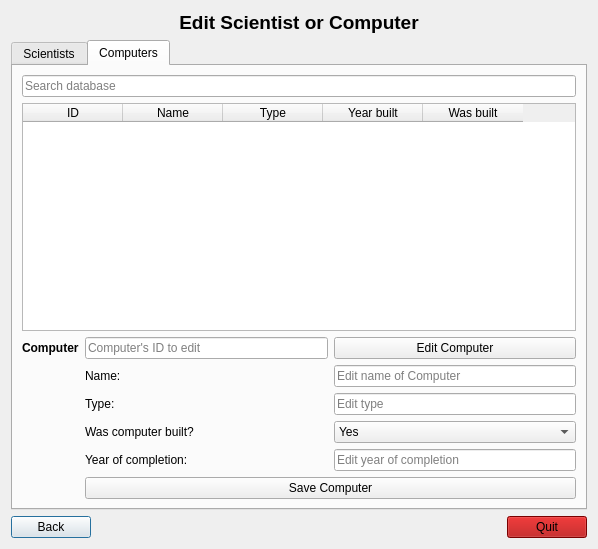
First picture: the form in Skil3/EditWindow.ui, repository Chiquita40-VLN-H2016/chiquita40, before the edit.
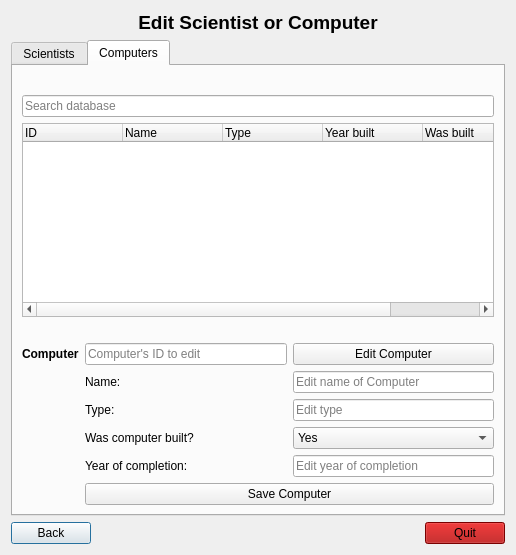
Second picture: the form after the edit. The open tabs and pages were chosen to show the change. Icons and pictures are not drawn.

Commit message: Connect og Edit tilbúnir

Diff of the .ui file:
```diff
--- a/Skil3/EditWindow.ui
+++ b/Skil3/EditWindow.ui
@@ -6,8 +6,8 @@
    <rect>
     <x>0</x>
     <y>0</y>
-    <width>598</width>
-    <height>549</height>
+    <width>516</width>
+    <height>555</height>
    </rect>
   </property>
   <property name="windowTitle">
@@ -18,13 +18,39 @@
     <normaloff>:/icons/Images/computerIcon.png</normaloff>:/icons/Images/computerIcon.png</iconset>
   </property>
   <layout class="QGridLayout" name="gridLayout">
-   <item row="2" column="0">
+   <item row="3" column="0">
     <widget class="QPushButton" name="button_editBack">
      <property name="text">
       <string>Back</string>
      </property>
     </widget>
    </item>
+   <item row="3" column="1">
+    <spacer name="horizontalSpacer">
+     <property name="orientation">
+      <enum>Qt::Horizontal</enum>
+     </property>
+     <property name="sizeHint" stdset="0">
+      <size>
+       <width>40</width>
+       <height>20</height>
+      </size>
+     </property>
+    </spacer>
+   </item>
+   <item row="3" column="2">
+    <widget class="QPushButton" name="button_editQuit">
+     <property name="styleSheet">
+      <string notr="true">background-color: rgb(170, 0, 0);
+selection-color: rgb(170, 0, 0);
+color: rgb(170, 0, 0);
+color: rgb(0, 0, 0);</string>
+     </property>
+     <property name="text">
+      <string>Quit</string>
+     </property>
+    </widget>
+   </item>
    <item row="0" column="0" colspan="3">
     <widget class="QLabel" name="label">
      <property name="text">
@@ -32,7 +58,7 @@
      </property>
     </widget>
    </item>
-   <item row="1" column="0" colspan="3">
+   <item row="2" column="0" colspan="3">
     <widget class="QTabWidget" name="tabWidget">
      <property name="currentIndex">
       <number>0</number>
@@ -78,13 +104,6 @@
          </column>
         </widget>
        </item>
-       <item row="2" column="2" colspan="2">
-        <widget class="QLabel" name="label_editComputerErrorMessage">
-         <property name="text">
-          <string/>
-         </property>
-        </widget>
-       </item>
        <item row="3" column="0">
         <widget class="QLabel" name="label_editScientist">
          <property name="text">
@@ -230,145 +249,183 @@
         </widget>
        </item>
       </layout>
+      <widget class="QLabel" name="label_editScientistErrorMessage">
+       <property name="geometry">
+        <rect>
+         <x>203</x>
+         <y>194</y>
+         <width>16</width>
+         <height>16</height>
+        </rect>
+       </property>
+       <property name="text">
+        <string/>
+       </property>
+      </widget>
      </widget>
      <widget class="QWidget" name="tab_computers">
       <attribute name="title">
        <string>Computers</string>
       </attribute>
       <layout class="QGridLayout" name="gridLayout_3">
-       <item row="0" column="0" colspan="3">
+       <item row="6" column="1">
+        <widget class="QLabel" name="label_editNameComputer">
+         <property name="text">
+          <string>Name:</string>
+         </property>
+        </widget>
+       </item>
+       <item row="5" column="2">
+        <widget class="QPushButton" name="button_editComputer">
+         <property name="text">
+          <string>Edit Computer</string>
+         </property>
+        </widget>
+       </item>
+       <item row="6" column="2">
+        <widget class="QLineEdit" name="input_editNameComputer">
+         <property name="autoFillBackground">
+          <bool>false</bool>
+         </property>
+         <property name="text">
+          <string/>
+         </property>
+         <property name="placeholderText">
+          <string>Edit name of Computer</string>
+         </property>
+        </widget>
+       </item>
+       <item row="1" column="0" colspan="3">
         <widget class="QLineEdit" name="input_editPageComputersSearch">
          <property name="placeholderText">
           <string>Search database</string>
          </property>
         </widget>
        </item>
-       <item row="1" column="0" colspan="3">
+       <item row="5" column="0">
+        <widget class="QLabel" name="label_editComputer">
+         <property name="text">
+          <string>&lt;html&gt;&lt;head/&gt;&lt;body&gt;&lt;p&gt;&lt;span style=&quot; font-weight:600;&quot;&gt;Computer&lt;/span&gt;&lt;/p&gt;&lt;/body&gt;&lt;/html&gt;</string>
+         </property>
+        </widget>
+       </item>
+       <item row="2" column="0" colspan="3">
         <widget class="QTableWidget" name="table_editPageComputersSearchResult">
+         <property name="sizePolicy">
+          <sizepolicy hsizetype="Expanding" vsizetype="Expanding">
+           <horstretch>0</horstretch>
+           <verstretch>0</verstretch>
+          </sizepolicy>
+         </property>
+         <property name="sizeAdjustPolicy">
+          <enum>QAbstractScrollArea::AdjustIgnored</enum>
+         </property>
+         <property name="selectionMode">
+          <enum>QAbstractItemView::SingleSelection</enum>
+         </property>
+         <property name="selectionBehavior">
+          <enum>QAbstractItemView::SelectRows</enum>
+         </property>
+         <property name="showGrid">
+          <bool>false</bool>
+         </property>
+         <property name="sortingEnabled">
+          <bool>true</bool>
+         </property>
+         <attribute name="horizontalHeaderCascadingSectionResizes">
+          <bool>true</bool>
+         </attribute>
+         <attribute name="horizontalHeaderMinimumSectionSize">
+          <number>20</number>
+         </attribute>
+         <attribute name="horizontalHeaderStretchLastSection">
+          <bool>true</bool>
+         </attribute>
+         <attribute name="verticalHeaderVisible">
+          <bool>false</bool>
+         </attribute>
+         <attribute name="verticalHeaderCascadingSectionResizes">
+          <bool>false</bool>
+         </attribute>
+         <attribute name="verticalHeaderDefaultSectionSize">
+          <number>30</number>
+         </attribute>
+         <attribute name="verticalHeaderShowSortIndicator" stdset="0">
+          <bool>false</bool>
+         </attribute>
+         <attribute name="verticalHeaderStretchLastSection">
+          <bool>false</bool>
+         </attribute>
          <column>
           <property name="text">
            <string>ID</string>
           </property>
+          <property name="font">
+           <font>
+            <stylestrategy>PreferAntialias</stylestrategy>
+           </font>
+          </property>
+          <property name="textAlignment">
+           <set>AlignJustify|AlignVCenter</set>
+          </property>
          </column>
          <column>
           <property name="text">
            <string>Name</string>
           </property>
+          <property name="textAlignment">
+           <set>AlignJustify|AlignVCenter</set>
+          </property>
          </column>
          <column>
           <property name="text">
            <string>Type</string>
           </property>
+          <property name="textAlignment">
+           <set>AlignJustify|AlignVCenter</set>
+          </property>
          </column>
          <column>
           <property name="text">
            <string>Year built</string>
           </property>
+          <property name="textAlignment">
+           <set>AlignJustify|AlignVCenter</set>
+          </property>
          </column>
          <column>
           <property name="text">
            <string>Was built</string>
           </property>
+          <property name="textAlignment">
+           <set>AlignJustify|AlignVCenter</set>
+          </property>
          </column>
         </widget>
        </item>
-       <item row="2" column="0">
-        <widget class="QLabel" name="label_editComputer">
-         <property name="text">
-          <string>&lt;html&gt;&lt;head/&gt;&lt;body&gt;&lt;p&gt;&lt;span style=&quot; font-weight:600;&quot;&gt;Computer&lt;/span&gt;&lt;/p&gt;&lt;/body&gt;&lt;/html&gt;</string>
-         </property>
-        </widget>
-       </item>
-       <item row="2" column="1">
-        <widget class="QLineEdit" name="input_editIdComputer">
-         <property name="autoFillBackground">
-          <bool>false</bool>
-         </property>
-         <property name="text">
-          <string/>
-         </property>
-         <property name="placeholderText">
-          <string>Computer's ID to edit</string>
-         </property>
-        </widget>
-       </item>
-       <item row="2" column="2">
-        <widget class="QPushButton" name="button_editComputer">
-         <property name="text">
-          <string>Edit Computer</string>
-         </property>
-        </widget>
-       </item>
-       <item row="3" column="1">
-        <widget class="QLabel" name="label_editNameComputer">
-         <property name="text">
-          <string>Name:</string>
-         </property>
-        </widget>
-       </item>
-       <item row="3" column="2">
-        <widget class="QLineEdit" name="input_editNameComputer">
-         <property name="autoFillBackground">
-          <bool>false</bool>
-         </property>
-         <property name="text">
-          <string/>
-         </property>
-         <property name="placeholderText">
-          <string>Edit name of Computer</string>
-         </property>
-        </widget>
-       </item>
-       <item row="4" column="1">
-        <widget class="QLabel" name="label_editTypeComputer">
-         <property name="text">
-          <string>Type:</string>
-         </property>
-        </widget>
-       </item>
-       <item row="4" column="2">
-        <widget class="QLineEdit" name="input_editType">
-         <property name="autoFillBackground">
-          <bool>false</bool>
-         </property>
-         <property name="text">
-          <string/>
-         </property>
-         <property name="placeholderText">
-          <string>Edit type</string>
-         </property>
-        </widget>
-       </item>
-       <item row="5" column="1">
-        <widget class="QLabel" name="label_computerBuilt">
-         <property name="text">
-          <string>&lt;html&gt;&lt;head/&gt;&lt;body&gt;&lt;p&gt;Was computer built?&lt;/p&gt;&lt;/body&gt;&lt;/html&gt;</string>
-         </property>
-        </widget>
-       </item>
-       <item row="5" column="2">
-        <widget class="QComboBox" name="comboBox_editComputerBuilt">
-         <item>
-          <property name="text">
-           <string>Yes</string>
-          </property>
-         </item>
-         <item>
-          <property name="text">
-           <string>No</string>
-          </property>
-         </item>
-        </widget>
-       </item>
-       <item row="6" column="1">
+       <item row="9" column="1">
         <widget class="QLabel" name="label_editYearOfCompletionComputer">
          <property name="text">
           <string>Year of completion:</string>
          </property>
         </widget>
        </item>
-       <item row="6" column="2">
-        <widget class="QLineEdit" name="input_editYearOfCompletion">
+       <item row="8" column="2">
+        <widget class="QComboBox" name="comboBox_editComputerBuilt">
+         <item>
+          <property name="text">
+           <string>Yes</string>
+          </property>
+         </item>
+         <item>
+          <property name="text">
+           <string>No</string>
+          </property>
+         </item>
+        </widget>
+       </item>
+       <item row="7" column="2">
+        <widget class="QLineEdit" name="input_editType">
          <property name="autoFillBackground">
           <bool>false</bool>
          </property>
@@ -376,61 +433,76 @@
           <string/>
          </property>
          <property name="placeholderText">
-          <string>Edit year of completion</string>
+          <string>Edit type</string>
          </property>
         </widget>
        </item>
-       <item row="7" column="1" colspan="2">
+       <item row="10" column="1" colspan="2">
         <widget class="QPushButton" name="button_saveEditComputer">
          <property name="text">
           <string>Save Computer</string>
          </property>
         </widget>
        </item>
+       <item row="7" column="1">
+        <widget class="QLabel" name="label_editTypeComputer">
+         <property name="text">
+          <string>Type:</string>
+         </property>
+        </widget>
+       </item>
+       <item row="9" column="2">
+        <widget class="QLineEdit" name="input_editYearOfCompletion">
+         <property name="autoFillBackground">
+          <bool>false</bool>
+         </property>
+         <property name="text">
+          <string/>
+         </property>
+         <property name="placeholderText">
+          <string>Edit year of completion</string>
+         </property>
+        </widget>
+       </item>
+       <item row="8" column="1">
+        <widget class="QLabel" name="label_computerBuilt">
+         <property name="text">
+          <string>&lt;html&gt;&lt;head/&gt;&lt;body&gt;&lt;p&gt;Was computer built?&lt;/p&gt;&lt;/body&gt;&lt;/html&gt;</string>
+         </property>
+        </widget>
+       </item>
+       <item row="4" column="2">
+        <widget class="QLabel" name="label_editComputerErrorMessage">
+         <property name="text">
+          <string/>
+         </property>
+        </widget>
+       </item>
+       <item row="5" column="1">
+        <widget class="QLineEdit" name="input_editIdComputer">
+         <property name="autoFillBackground">
+          <bool>false</bool>
+         </property>
+         <property name="text">
+          <string/>
+         </property>
+         <property name="placeholderText">
+          <string>Computer's ID to edit</string>
+         </property>
+        </widget>
+       </item>
+       <item row="0" column="0" colspan="2">
+        <widget class="QLabel" name="label_searchNoResultsComputer">
+         <property name="text">
+          <string/>
+         </property>
+        </widget>
+       </item>
       </layout>
      </widget>
     </widget>
    </item>
-   <item row="2" column="2">
-    <widget class="QPushButton" name="button_editQuit">
-     <property name="styleSheet">
-      <string notr="true">background-color: rgb(170, 0, 0);
-selection-color: rgb(170, 0, 0);
-color: rgb(170, 0, 0);
-color: rgb(0, 0, 0);</string>
-     </property>
-     <property name="text">
-      <string>Quit</string>
-     </property>
-    </widget>
-   </item>
-   <item row="2" column="1">
-    <spacer name="horizontalSpacer">
-     <property name="orientation">
-      <enum>Qt::Horizontal</enum>
-     </property>
-     <property name="sizeHint" stdset="0">
-      <size>
-       <width>40</width>
-       <height>20</height>
-      </size>
-     </property>
-    </spacer>
-   </item>
   </layout>
-  <widget class="QLabel" name="label_editScientistErrorMessage">
-   <property name="geometry">
-    <rect>
-     <x>204</x>
-     <y>348</y>
-     <width>16</width>
-     <height>16</height>
-    </rect>
-   </property>
-   <property name="text">
-    <string/>
-   </property>
-  </widget>
  </widget>
  <resources>
   <include location="resources.qrc"/>
```
Left out of the diff: 63 changed lines with no effect on the pictures. The commit also changes 5 other files.
